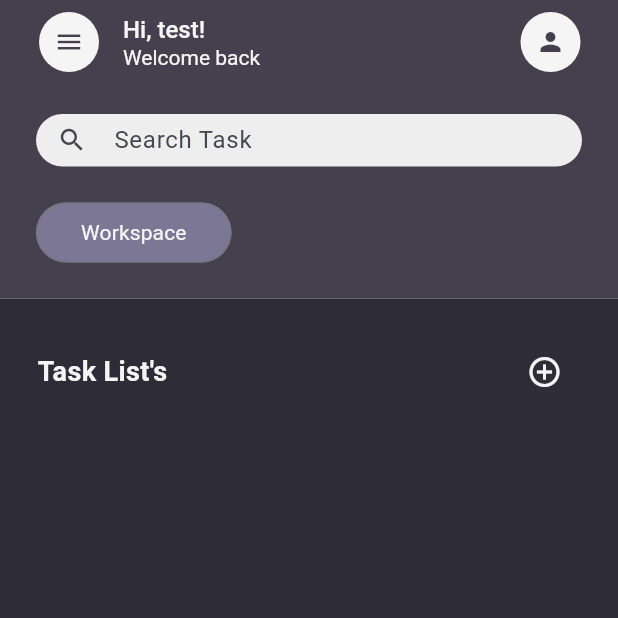
After one commit to brianashari18/listify-todolist-app-frontend, a Flutter app: the HomePagePersonal screen opened directly, after a tap on "Personal", on a phone screen of 412 x 824 dp, the top half of it. The commit adds this screen. Run offline on Flutter 3.47's test engine with Material 3 defaults, Android fonts, the phone set to English and light mode, and no system bars; our stand-ins replace carousel_slider, google_sign_in.

Commit message:
homepage

```diff
--- a/lib/main.dart
+++ b/lib/main.dart
@@ -1,9 +1,12 @@
 import 'package:flutter/material.dart';
 import 'package:listify/screens/forgetPassword_Screen.dart';
-import 'package:listify/screens/homepage.dart';
+import 'package:listify/screens/homepagePersonal_screen.dart';
+import 'package:listify/screens/homepageWorkspace_screen.dart';
 import 'package:listify/screens/login_screen.dart';
 import 'package:listify/screens/register_screen.dart';
 import 'package:listify/screens/start_screen.dart';
+
+import 'models/user_model.dart';
 
 void main() {
   runApp(const MyApp());
@@ -22,7 +25,7 @@ class MyApp extends StatelessWidget {
         colorScheme: ColorScheme.fromSeed(seedColor: Colors.blue),
         useMaterial3: true,
       ),
-      home: const StartScreen(),
+      home: HomePagePersonal(user: User(id: 1, username: 'test', email: 'test@example.com')),
     );
   }
 }
--- a/lib/models/user_model.dart
+++ b/lib/models/user_model.dart
@@ -1,3 +1,5 @@
+
+
 class User {
 
   final int id;
--- a/lib/screens/homepage.dart
+++ b/lib/screens/homepagePersonal_screen.dart
@@ -1,67 +1,98 @@
 import 'package:flutter/material.dart';
+import 'package:listify/screens/homepageWorkspace_screen.dart';
 import 'package:listify/widgets/task_widget.dart';
-
 import '../models/user_model.dart';
 
-class HomePage extends StatefulWidget {
-  const HomePage({super.key, required this.title, required this.user});
+class HomePagePersonal extends StatefulWidget {
+  const HomePagePersonal({super.key, required this.user});
 
-  final String title;
   final User user;
 
   @override
-  State<HomePage> createState() => _HomePageState();
+  State<HomePagePersonal> createState() => _HomePagePersonalState();
 }
 
-class _HomePageState extends State<HomePage> {
+class _HomePagePersonalState extends State<HomePagePersonal> {
+  List<String> tasks = [];
+
+  void addTask() {
+    showDialog(
+        context: context,
+        builder: (BuildContext context) {
+          TextEditingController taskController = TextEditingController();
+
+          return AlertDialog(
+            title: const Text("Add New Task"),
+            content: TextField(
+              controller: taskController,
+              decoration: const InputDecoration(
+                  hintText: "Enter task description"),
+            ),
+            actions: <Widget>[
+              TextButton(
+                onPressed: () {
+                  if (taskController.text.isNotEmpty) {
+                    setState(() {
+                      tasks.add(taskController.text);
+                    });
+                  }
+                  Navigator.of(context).pop(); // Close the dialog
+                },
+                child: const Text("Add"),
+              ),
+              TextButton(
+                onPressed: () {
+                  Navigator.of(context).pop(); // Close the dialog
+                },
+                child: const Text("Cancel"),
+              ),
+            ],
+          );
+        },
+    );
+  }
+
   @override
   Widget build(BuildContext context) {
     return Scaffold(
-
       appBar: AppBar(
         automaticallyImplyLeading: false,
         backgroundColor: const Color.fromRGBO(68, 64, 77, 1),
-        // Warna latar belakang AppBar
         title: Row(
           children: [
             Container(
               margin: const EdgeInsets.only(left: 10),
               width: 40,
-              // Lebar lingkaran untuk ikon menu
               height: 40,
-              // Tinggi lingkaran untuk ikon menu
               decoration: const BoxDecoration(
                 color: Color.fromRGBO(245, 245, 245, 1),
-                // Warna latar belakang lingkaran
-                shape: BoxShape.circle, // Membuat lingkaran
+                shape: BoxShape.circle,
               ),
               child: const Center(
                 child: Icon(
                   Icons.menu,
-                  size: 20, // Ukuran ikon
-                  color: Color.fromRGBO(68, 64, 77, 1), // Warna ikon
+                  size: 20,
+                  color: Color.fromRGBO(68, 64, 77, 1),
                 ),
               ),
             ),
-            const SizedBox(
-              width: 16,
-            ),
+            const SizedBox(width: 16),
             Column(
               crossAxisAlignment: CrossAxisAlignment.start,
               children: [
                 Text(
                   'Hi, ${widget.user.username}!',
                   style: const TextStyle(
-                    fontSize: 16, // Ukuran font teks utama
-                    color: Color.fromRGBO(245, 245, 245, 1), // Warna teks
+                    fontSize: 16,
+                    color: Color.fromRGBO(245, 245, 245, 1),
                     fontWeight: FontWeight.w500,
                   ),
                 ),
                 const Text(
                   'Welcome back',
                   style: TextStyle(
-                    fontSize: 14, // Ukuran font teks tambahan
-                    color: Color.fromRGBO(245, 245, 245, 1), // Warna teks
+                    fontSize: 14,
+                    color: Color.fromRGBO(245, 245, 245, 1),
                     fontWeight: FontWeight.w400,
                   ),
                 ),
@@ -72,24 +103,20 @@ class _HomePageState extends State<HomePage> {
         actions: [
           Padding(
             padding: const EdgeInsets.only(right: 25),
-            // Padding kanan untuk ikon profil
             child: Container(
-              width: 40, // Lebar lingkaran untuk ikon profil
-              height: 40, // Tinggi lingkaran untuk ikon profil
+              width: 40,
+              height: 40,
               decoration: const BoxDecoration(
                 color: Color.fromRGBO(245, 245, 245, 1),
-                // Warna latar belakang lingkaran
-                shape: BoxShape.circle, // Membuat lingkaran
+                shape: BoxShape.circle,
               ),
               child: IconButton(
                 icon: const Icon(
                   Icons.person,
-                  size: 20, // Ukuran ikon profil
-                  color: Color.fromRGBO(68, 64, 77, 1), // Warna ikon profil
+                  size: 20,
+                  color: Color.fromRGBO(68, 64, 77, 1),
                 ),
-                onPressed: () {
-                  // Tambahkan aksi untuk ikon profil
-                },
+                onPressed: () {},
               ),
             ),
           ),
@@ -107,13 +134,13 @@ class _HomePageState extends State<HomePage> {
               mainAxisSize: MainAxisSize.min,
               children: [
                 SizedBox(
-                  height: 35, // Tinggi search bar
+                  height: 35,
                   child: TextField(
                     decoration: InputDecoration(
                       hintText: "Search Task",
-                      prefixIcon: const Icon(Icons.search, size: 20), // Ukuran ikon lebih kecil
-                      isDense: true, // Mengurangi padding default
-                      contentPadding: const EdgeInsets.symmetric(vertical: 5, horizontal: 15), // Padding di dalam field
+                      prefixIcon: const Icon(Icons.search, size: 20),
+                      isDense: true,
+                      contentPadding: const EdgeInsets.symmetric(vertical: 5, horizontal: 15),
                       border: OutlineInputBorder(
                         borderRadius: BorderRadius.circular(20.0),
                         borderSide: BorderSide.none,
@@ -123,20 +150,28 @@ class _HomePageState extends State<HomePage> {
                     ),
                   ),
                 ),
+                const SizedBox(height: 20.0),
+                SizedBox(
+                  child: OutlinedButton(
+                    onPressed: () {
+                      Navigator.of(context).push(MaterialPageRoute(
+                          builder: (builder) => HomePageWorkspace(user: widget.user)));
 
-                // Hilangkan SizedBox atau kurangi jarak
-                const SizedBox(height: 20.0), // Mengurangi jarak ke bawah
-                Container(
-                  padding:
-                      const EdgeInsets.symmetric(vertical: 10, horizontal: 30),
-                  decoration: BoxDecoration(
-                    color: const Color.fromRGBO(123, 119, 148, 1),
+                    },
+                    style: ElevatedButton.styleFrom(
+                      backgroundColor: const Color.fromRGBO(
+                          123, 119, 148, 1), // Background color
+                      shape: RoundedRectangleBorder(
                         borderRadius: BorderRadius.circular(100),
                       ),
+                      padding: const EdgeInsets.symmetric(vertical: 10, horizontal: 30),
+                    ),
                     child: const Text(
-                    "Personal",
+                      'Personal',
                       style: TextStyle(
                         color: Color.fromRGBO(245, 245, 245, 1),
+                        fontWeight: FontWeight.normal,
+                      ),
                     ),
                   ),
                 ),
@@ -162,23 +197,23 @@ class _HomePageState extends State<HomePage> {
                         ),
                       ),
                       IconButton(
-                          onPressed: () {},
+                        onPressed: addTask, // Panggil addTask saat ikon ditekan
                         icon: const Icon(
                           Icons.add_circle_outline,
                           color: Color.fromRGBO(245, 245, 245, 1),
-                          ))
+                        ),
+                      ),
                     ],
                   ),
                   const SizedBox(height: 5.0),
                   Expanded(
                     child: GridView.builder(
-                      gridDelegate:
-                          const SliverGridDelegateWithFixedCrossAxisCount(
+                      gridDelegate: const SliverGridDelegateWithFixedCrossAxisCount(
                         crossAxisCount: 2,
                         crossAxisSpacing: 30.0,
                         mainAxisSpacing: 30.0,
                       ),
-                      itemCount: 6, // Ganti dengan jumlah data task yang ada
+                      itemCount: tasks.length,
                       itemBuilder: (context, index) {
                         return TaskWidget(index: index);
                       },
--- /dev/null
+++ b/lib/screens/homepageWorkspace_screen.dart
@@ -0,0 +1,200 @@
+import 'package:flutter/material.dart';
+import 'package:listify/screens/homepagePersonal_screen.dart';
+import 'package:listify/screens/homepageWorkspace_screen.dart';
+import 'package:listify/widgets/task_widget.dart';
+import '../models/user_model.dart';
+
+class HomePageWorkspace extends StatefulWidget {
+  const HomePageWorkspace({super.key, required this.user});
+
+  final User user;
+
+  @override
+  State<HomePageWorkspace> createState() => _HomePageWorkspaceState();
+}
+
+class _HomePageWorkspaceState extends State<HomePageWorkspace> {
+  List<String> tasks = [];
+
+  void addTask() {
+    setState(() {
+      tasks.add('New Task ${tasks.length + 1}');
+    });
+  }
+
+  @override
+  Widget build(BuildContext context) {
+    return Scaffold(
+      appBar: AppBar(
+        automaticallyImplyLeading: false,
+        backgroundColor: const Color.fromRGBO(68, 64, 77, 1),
+        title: Row(
+          children: [
+            Container(
+              margin: const EdgeInsets.only(left: 10),
+              width: 40,
+              height: 40,
+              decoration: const BoxDecoration(
+                color: Color.fromRGBO(245, 245, 245, 1),
+                shape: BoxShape.circle,
+              ),
+              child: const Center(
+                child: Icon(
+                  Icons.menu,
+                  size: 20,
+                  color: Color.fromRGBO(68, 64, 77, 1),
+                ),
+              ),
+            ),
+            const SizedBox(width: 16),
+            Column(
+              crossAxisAlignment: CrossAxisAlignment.start,
+              children: [
+                Text(
+                  'Hi, ${widget.user.username}!',
+                  style: const TextStyle(
+                    fontSize: 16,
+                    color: Color.fromRGBO(245, 245, 245, 1),
+                    fontWeight: FontWeight.w500,
+                  ),
+                ),
+                const Text(
+                  'Welcome back',
+                  style: TextStyle(
+                    fontSize: 14,
+                    color: Color.fromRGBO(245, 245, 245, 1),
+                    fontWeight: FontWeight.w400,
+                  ),
+                ),
+              ],
+            ),
+          ],
+        ),
+        actions: [
+          Padding(
+            padding: const EdgeInsets.only(right: 25),
+            child: Container(
+              width: 40,
+              height: 40,
+              decoration: const BoxDecoration(
+                color: Color.fromRGBO(245, 245, 245, 1),
+                shape: BoxShape.circle,
+              ),
+              child: IconButton(
+                icon: const Icon(
+                  Icons.person,
+                  size: 20,
+                  color: Color.fromRGBO(68, 64, 77, 1),
+                ),
+                onPressed: () {},
+              ),
+            ),
+          ),
+        ],
+      ),
+      body: Column(
+        children: [
+          Container(
+            padding: const EdgeInsets.symmetric(horizontal: 24, vertical: 20),
+            decoration: const BoxDecoration(
+              color: Color.fromRGBO(68, 64, 77, 1),
+            ),
+            child: Column(
+              crossAxisAlignment: CrossAxisAlignment.start,
+              mainAxisSize: MainAxisSize.min,
+              children: [
+                SizedBox(
+                  height: 35,
+                  child: TextField(
+                    decoration: InputDecoration(
+                      hintText: "Search Task",
+                      prefixIcon: const Icon(Icons.search, size: 20),
+                      isDense: true,
+                      contentPadding: const EdgeInsets.symmetric(vertical: 5, horizontal: 15),
+                      border: OutlineInputBorder(
+                        borderRadius: BorderRadius.circular(20.0),
+                        borderSide: BorderSide.none,
+                      ),
+                      filled: true,
+                      fillColor: Colors.grey[200],
+                    ),
+                  ),
+                ),
+                const SizedBox(height: 20.0),
+                SizedBox(
+                  child: OutlinedButton(
+                    onPressed: () {
+                      Navigator.of(context).push(MaterialPageRoute(
+                          builder: (builder) => HomePagePersonal(user: widget.user)));
+
+                    },
+                    style: ElevatedButton.styleFrom(
+                      backgroundColor: const Color.fromRGBO(
+                          123, 119, 148, 1), // Background color
+                      shape: RoundedRectangleBorder(
+                        borderRadius: BorderRadius.circular(100),
+                      ),
+                      padding: const EdgeInsets.symmetric(vertical: 10, horizontal: 30),
+                    ),
+                    child: const Text(
+                      'Workspace',
+                      style: TextStyle(
+                        color: Color.fromRGBO(245, 245, 245, 1),
+                        fontWeight: FontWeight.normal,
+                      ),
+                    ),
+                  ),
+                ),
+              ],
+            ),
+          ),
+          Expanded(
+            child: Container(
+              color: const Color.fromRGBO(45, 44, 55, 1),
+              padding: const EdgeInsets.all(25.0),
+              child: Column(
+                crossAxisAlignment: CrossAxisAlignment.start,
+                children: [
+                  Row(
+                    mainAxisAlignment: MainAxisAlignment.spaceBetween,
+                    children: [
+                      const Text(
+                        "Task List's",
+                        style: TextStyle(
+                          fontSize: 18.0,
+                          fontWeight: FontWeight.bold,
+                          color: Color.fromRGBO(245, 245, 245, 1),
+                        ),
+                      ),
+                      IconButton(
+                        onPressed: addTask, // Panggil addTask saat ikon ditekan
+                        icon: const Icon(
+                          Icons.add_circle_outline,
+                          color: Color.fromRGBO(245, 245, 245, 1),
+                        ),
+                      ),
+                    ],
+                  ),
+                  const SizedBox(height: 5.0),
+                  Expanded(
+                    child: GridView.builder(
+                      gridDelegate: const SliverGridDelegateWithFixedCrossAxisCount(
+                        crossAxisCount: 2,
+                        crossAxisSpacing: 30.0,
+                        mainAxisSpacing: 30.0,
+                      ),
+                      itemCount: tasks.length,
+                      itemBuilder: (context, index) {
+                        return TaskWidget(index: index);
+                      },
+                    ),
+                  ),
+                ],
+              ),
+            ),
+          ),
+        ],
+      ),
+    );
+  }
+}
--- a/lib/screens/login_screen.dart
+++ b/lib/screens/login_screen.dart
@@ -1,7 +1,7 @@
 import 'package:flutter/material.dart';
 import 'package:google_sign_in/google_sign_in.dart';
 import 'dart:convert';
-import 'package:listify/screens/homepage.dart';
+import 'package:listify/screens/homepagePersonal_screen.dart';
 
 import '../models/user_model.dart';
 import '../services/api_service.dart';
@@ -105,8 +105,7 @@ class _LoginScreenState extends State<LoginScreen> {
 
             Navigator.of(context).pushAndRemoveUntil(
                 MaterialPageRoute(
-                    builder: (context) => HomePage(
-                          title: 'User',
+                    builder: (context) => HomePagePersonal(
                           user: user,
                         )),
                 (Route<dynamic> route) => false);
--- a/lib/screens/start_screen.dart
+++ b/lib/screens/start_screen.dart
@@ -27,7 +27,7 @@ class _StartScreenState extends State<StartScreen> {
                 children: [
                   SizedBox(height: deviceHeight - deviceHeight * 0.94),
                   const CarouselWidget(),
-                  const SizedBox(height: 20),
+                  const SizedBox(height: 10),
                   const Text(
                     'Manage your activities and\ncreate reminders',
                     textAlign: TextAlign.center,
@@ -68,7 +68,7 @@ class _StartScreenState extends State<StartScreen> {
                         ),
                       ),
                     ),
-                    const SizedBox(height: 30),
+                    const SizedBox(height: 20),
                     SizedBox(
                       width: double.infinity,
                       child: OutlinedButton(
```
Lines whose indentation alone changed are shown as unchanged.
